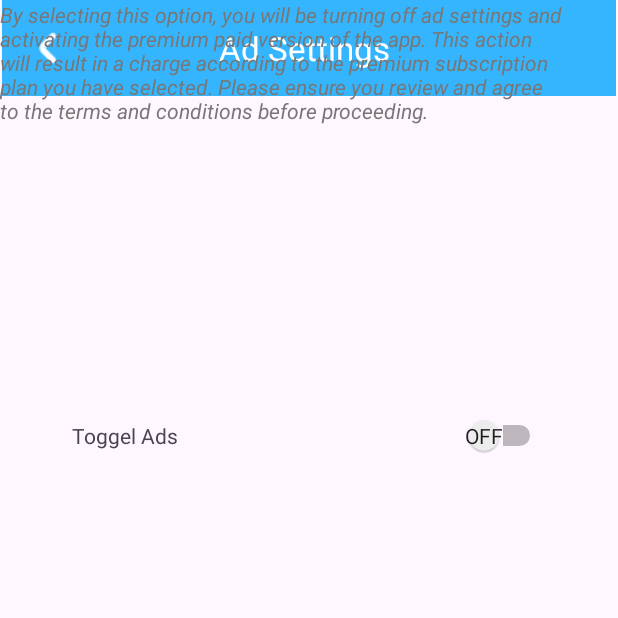
After one commit to Wmelendez1/OrderNowApp, an Android app: the Ad_Settings screen opened directly, with no data from a screen before it, on a phone screen of 412 x 824 dp, the top half of it. The commit adds this screen. Run offline under Robolectric (Android 15) with nearby library versions, the phone set to English and light mode, and no system bars.

Commit message:
created the layout for the ad settings.

```diff
--- a/app/src/main/AndroidManifest.xml
+++ b/app/src/main/AndroidManifest.xml
@@ -19,9 +19,11 @@
         android:supportsRtl="true"
         android:theme="@style/Theme.OrderNow">
         <activity
+            android:name=".activities.Ad_Settings"
+            android:exported="false" />
+        <activity
             android:name=".activities.Settings"
-            android:exported="false" />
-        <!-- Activities -->
+            android:exported="false" /> <!-- Activities -->
         <activity
             android:name=".activities.ProfileLayout"
             android:exported="false" />
@@ -50,7 +52,7 @@
             android:name="androidx.core.content.FileProvider"
             android:authorities="${applicationId}.provider"
             android:exported="false"
-            android:grantUriPermissions="true"></provider>
+            android:grantUriPermissions="true" />
     </application>
 
 </manifest>
--- /dev/null
+++ b/app/src/main/java/com/example/ordernow/activities/Ad_Settings.java
@@ -0,0 +1,26 @@
+package com.example.ordernow.activities;
+
+import android.os.Bundle;
+
+import androidx.activity.EdgeToEdge;
+import androidx.appcompat.app.AppCompatActivity;
+import androidx.core.graphics.Insets;
+import androidx.core.view.ViewCompat;
+import androidx.core.view.WindowInsetsCompat;
+
+import com.example.ordernow.R;
+
+public class Ad_Settings extends AppCompatActivity {
+
+    @Override
+    protected void onCreate(Bundle savedInstanceState) {
+        super.onCreate(savedInstanceState);
+        EdgeToEdge.enable(this);
+        setContentView(R.layout.activity_ad_settings);
+        ViewCompat.setOnApplyWindowInsetsListener(findViewById(R.id.main), (v, insets) -> {
+            Insets systemBars = insets.getInsets(WindowInsetsCompat.Type.systemBars());
+            v.setPadding(systemBars.left, systemBars.top, systemBars.right, systemBars.bottom);
+            return insets;
+        });
+    }
+}
--- /dev/null
+++ b/app/src/main/res/layout/activity_ad_settings.xml
@@ -0,0 +1,74 @@
+<?xml version="1.0" encoding="utf-8"?>
+<androidx.constraintlayout.widget.ConstraintLayout xmlns:android="http://schemas.android.com/apk/res/android"
+    xmlns:app="http://schemas.android.com/apk/res-auto"
+    xmlns:tools="http://schemas.android.com/tools"
+    android:id="@+id/main"
+    android:layout_width="match_parent"
+    android:layout_height="match_parent"
+    tools:context=".activities.Ad_Settings">
+
+    <androidx.appcompat.widget.Toolbar
+        android:id="@+id/ad_settingTB"
+        android:layout_width="409dp"
+        android:layout_height="wrap_content"
+        android:layout_marginBottom="667dp"
+        android:background="@color/themecolor"
+        android:minHeight="?attr/actionBarSize"
+        android:theme="?attr/actionBarTheme"
+        app:layout_constraintBottom_toBottomOf="parent"
+        app:layout_constraintEnd_toEndOf="parent"
+        app:layout_constraintStart_toStartOf="parent"
+        app:layout_constraintTop_toTopOf="parent"
+        app:layout_constraintVertical_bias="0.0"
+        app:title="Ad Settings"
+        app:titleMarginStart="145dp"
+        app:titleTextColor="@color/white" />
+
+    <ImageButton
+        android:id="@+id/imageButton"
+        android:layout_width="wrap_content"
+        android:layout_height="wrap_content"
+        android:background="@color/Transparent"
+        app:layout_constraintBottom_toBottomOf="@+id/ad_settingTB"
+        app:layout_constraintEnd_toEndOf="parent"
+        app:layout_constraintHorizontal_bias="0.039"
+        app:layout_constraintStart_toStartOf="@+id/ad_settingTB"
+        app:layout_constraintTop_toTopOf="@+id/ad_settingTB"
+        app:srcCompat="@drawable/back_arrow"
+        tools:ignore="SpeakableTextPresentCheck,TouchTargetSizeCheck" />
+
+    <TextView
+        android:id="@+id/textView"
+        android:layout_width="377dp"
+        android:layout_height="104dp"
+        android:text="By selecting this option, you will be turning off ad settings and activating the premium paid version of the app. This action will result in a charge according to the premium subscription plan you have selected. Please ensure you review and agree to the terms and conditions before proceeding."
+        android:textColor="@color/gray02"
+        android:textStyle="italic"
+        tools:layout_editor_absoluteX="16dp"
+        tools:layout_editor_absoluteY="78dp" />
+
+    <Switch
+        android:id="@+id/switch1"
+        android:layout_width="wrap_content"
+        android:layout_height="wrap_content"
+        android:layout_marginEnd="48dp"
+        android:layout_marginBottom="520dp"
+        android:checked="false"
+        android:showText="true"
+        android:splitTrack="true"
+        app:layout_constraintBottom_toBottomOf="parent"
+        app:layout_constraintEnd_toEndOf="parent"
+        tools:ignore="TouchTargetSizeCheck" />
+
+    <TextView
+        android:id="@+id/textView2"
+        android:layout_width="wrap_content"
+        android:layout_height="wrap_content"
+        android:layout_marginEnd="10dp"
+        android:layout_marginBottom="524dp"
+        android:text="Toggel Ads"
+        app:layout_constraintBottom_toBottomOf="parent"
+        app:layout_constraintEnd_toStartOf="@+id/switch1"
+        app:layout_constraintHorizontal_bias="0.213"
+        app:layout_constraintStart_toStartOf="parent" />
+</androidx.constraintlayout.widget.ConstraintLayout>
--- a/app/src/main/res/values/colors.xml
+++ b/app/src/main/res/values/colors.xml
@@ -5,5 +5,6 @@
     <color name="themecolor">#36B5FF</color>
     <color name ="gray01">#c5c5c5</color>
     <color name ="gray02">#777777</color>
+    <color name="Transparent">#00000000</color>
 
 </resources>
```
